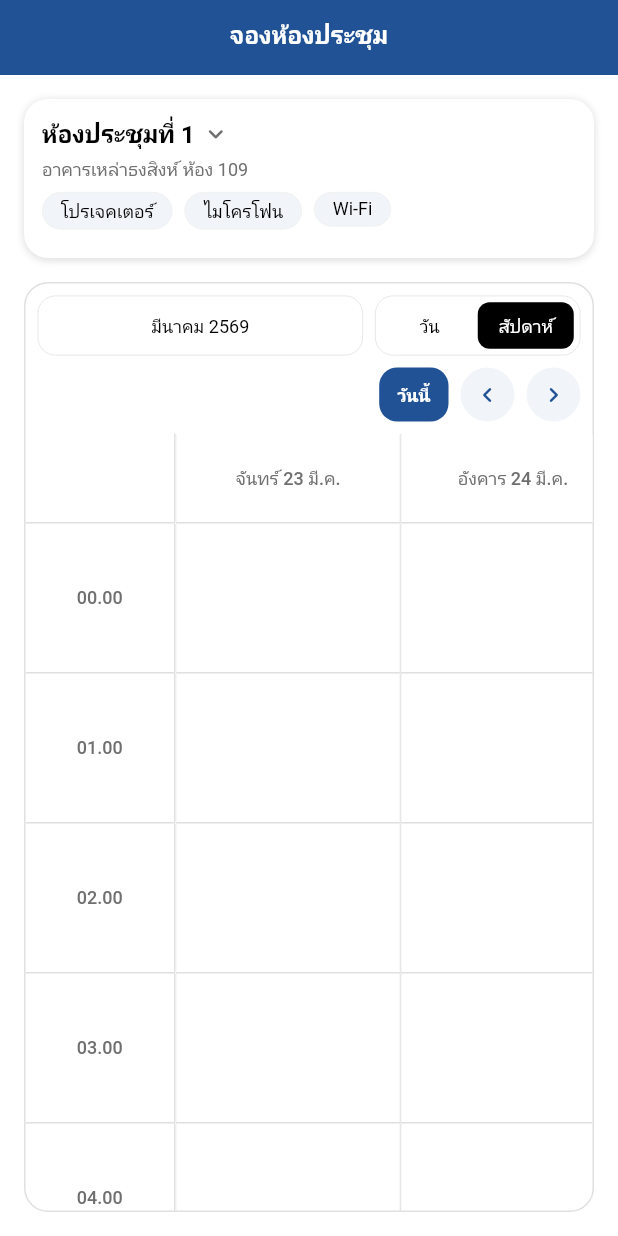
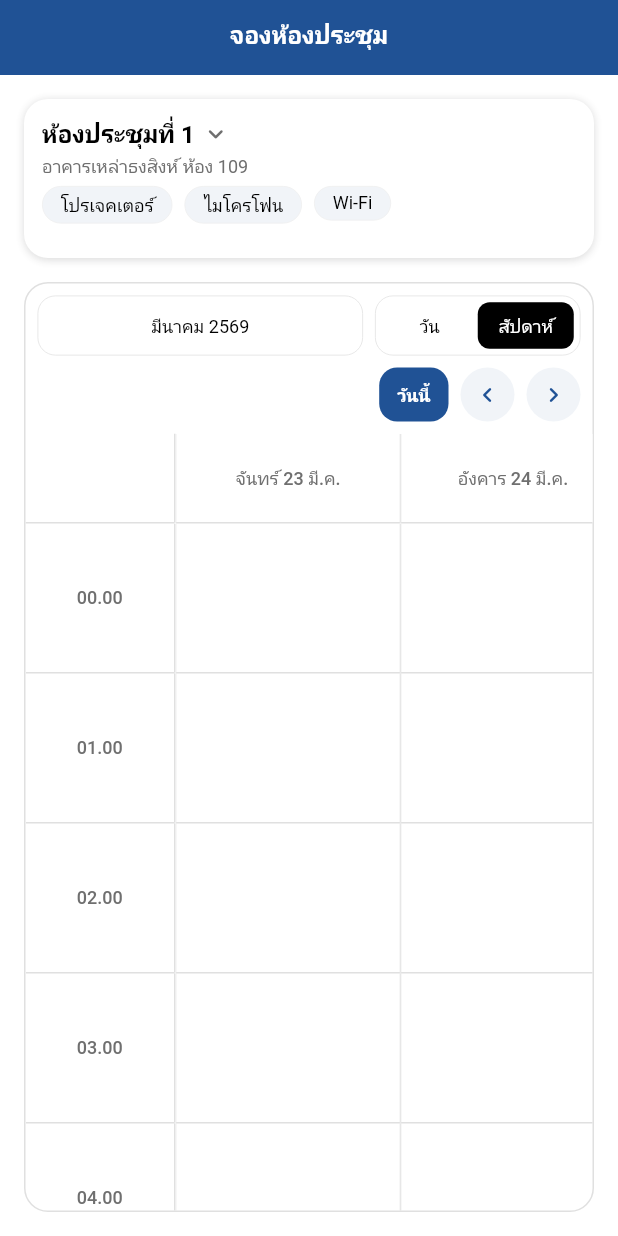
Before and after one commit to BMS-Life/meeting-schedule, a Flutter app: the screen it shows after launch, on a phone screen of 412 x 824 dp. Run offline on Flutter 3.47's test engine with Material 3 defaults, Android fonts, the phone set to English and light mode, and no system bars; our stand-ins replace animated_flip_counter, auto_size_text, dropdown_button2, equatable, file_picker, flutter_animate and 17 more; missing offline and left inert: aligned_tooltip, json_path, mime_type, motion, multiple_search_selection; Roboto replaces fonts that are missing (IBM Plex Sans Thai Looped).

Commit message:
Fix header overflow, room-specific booking data per filter
- Fix header overflow: ConstrainedBox(minHeight: 106) + reduce spacing
- Each room has unique booking data (different days, subjects, people)
- Room 1: Mon(3 bookings), Wed(1), Fri(1)
- Room 2: Tue(2 bookings), Thu(1), Fri(1)
- Switching rooms updates timetable data immediately

Co-Authored-By: Claude Opus 4.6 (1M context) <noreply@anthropic.com>

```diff
--- a/lib/room_booking/booking_detail/booking_detail_widget.dart
+++ b/lib/room_booking/booking_detail/booking_detail_widget.dart
@@ -211,73 +211,123 @@ class _BookingDetailWidgetState extends State<BookingDetailWidget> {
 
   // ─── Sample booking data (slot index = hour, 0=00:00, 8=08:00, etc.) ───
   List<Map<String, dynamic>> _getBookingsForDate(DateTime date) {
+    final roomIndex = _model.selectedRoomIndex;
+    final room = _currentRoom;
+    final roomName = room['name'] as String;
+    final roomLocation = room['location'] as String;
+
+    // Room 0: ห้องประชุมที่ 1
+    if (roomIndex == 0) {
       if (date.weekday == DateTime.monday) {
         return [
           {
-          'startSlot': 8,
-          'endSlot': 10,
-          'title': 'ห้องประชุมที่ 2',
-          'location': 'อาคารเหล่าธงสิงห์ ห้องอาหาร',
+            'startSlot': 8, 'endSlot': 10,
+            'title': roomName, 'location': roomLocation,
             'timeText': '08:00-10:00 น.',
-          'status': 'ended',
-          'statusText': 'การประชุมสิ้นสุดแล้ว',
+            'status': 'ended', 'statusText': 'การประชุมสิ้นสุดแล้ว',
             'subject': 'ประชุมวางแผนรายไตรมาส',
-          'booker': 'นายทดสอบ ทดสอบ',
-          'department': 'แผนกทรัพยากร',
-          'phone': '081-234-5678',
-          'attendeeCount': '15',
+            'booker': 'นายสมชาย ใจดี', 'department': 'แผนกทรัพยากร',
+            'phone': '081-234-5678', 'attendeeCount': '15',
             'note': 'เตรียมเอกสารรายงานผลไตรมาสก่อนหน้า',
           },
           {
-          'startSlot': 10,
-          'endSlot': 12,
-          'title': 'ห้องประชุมที่ 2',
-          'location': 'อาคารเหล่าธงสิงห์ ห้องอาหาร',
+            'startSlot': 10, 'endSlot': 12,
+            'title': roomName, 'location': roomLocation,
             'timeText': '10:00-12:00 น.',
-          'status': 'active',
-          'statusText': 'กำลังประชุม : แผนทบทวน Q2',
+            'status': 'active', 'statusText': 'กำลังประชุม : แผนทบทวน Q2',
             'subject': 'แผนทบทวน Q2',
-          'booker': 'นายทดสอบ ทดสอบ',
-          'department': 'แผนกการเงิน',
-          'phone': '089-876-5432',
-          'attendeeCount': '8',
-          'note': '',
+            'booker': 'นางสาวมณี ศรีสุข', 'department': 'แผนกการเงิน',
+            'phone': '089-876-5432', 'attendeeCount': '8', 'note': '',
           },
           {
-          'startSlot': 13,
-          'endSlot': 16,
-          'title': 'ห้องประชุมที่ 2',
-          'location': 'อาคารเหล่าธงสิงห์ ห้องอาหาร',
+            'startSlot': 13, 'endSlot': 16,
+            'title': roomName, 'location': roomLocation,
             'timeText': '13:00-16:00 น.',
-          'status': 'upcoming',
-          'statusText': 'รอถึงเวลาประชุม',
+            'status': 'upcoming', 'statusText': 'รอถึงเวลาประชุม',
             'subject': 'อบรมระบบจองห้องประชุม',
-          'booker': 'นายทดสอบ ทดสอบ',
-          'department': 'แผนก IT',
-          'phone': '062-345-6789',
-          'attendeeCount': '20',
+            'booker': 'นายวิชัย ธนกิจ', 'department': 'แผนก IT',
+            'phone': '062-345-6789', 'attendeeCount': '20',
             'note': 'ต้องการโปรเจคเตอร์และไมโครโฟน',
           },
         ];
       } else if (date.weekday == DateTime.wednesday) {
         return [
           {
-          'startSlot': 9,
-          'endSlot': 12,
-          'title': 'ห้องประชุมที่ 2',
-          'location': 'อาคารเหล่าธงสิงห์ ห้องอาหาร',
-          'timeText': '09:00-12:00 น.',
-          'status': 'upcoming',
-          'statusText': 'รอถึงเวลาประชุม',
-          'subject': 'Sprint Review',
-          'booker': 'นายทดสอบ ทดสอบ',
-          'department': 'แผนกพัฒนาธุรกิจ',
-          'phone': '091-111-2222',
-          'attendeeCount': '10',
-          'note': '',
+            'startSlot': 9, 'endSlot': 11,
+            'title': roomName, 'location': roomLocation,
+            'timeText': '09:00-11:00 น.',
+            'status': 'upcoming', 'statusText': 'รอถึงเวลาประชุม',
+            'subject': 'ประชุมทีม Dev',
+            'booker': 'นายสมชาย ใจดี', 'department': 'แผนก IT',
+            'phone': '081-234-5678', 'attendeeCount': '12', 'note': '',
           },
         ];
-    }
+      } else if (date.weekday == DateTime.friday) {
+        return [
+          {
+            'startSlot': 14, 'endSlot': 17,
+            'title': roomName, 'location': roomLocation,
+            'timeText': '14:00-17:00 น.',
+            'status': 'upcoming', 'statusText': 'รอถึงเวลาประชุม',
+            'subject': 'ประชุมสรุปงานประจำสัปดาห์',
+            'booker': 'นายสมชาย ใจดี', 'department': 'แผนก IT',
+            'phone': '081-234-5678', 'attendeeCount': '10', 'note': '',
+          },
+        ];
+      }
+    }
+
+    // Room 1: ห้องประชุมที่ 2
+    if (roomIndex == 1) {
+      if (date.weekday == DateTime.tuesday) {
+        return [
+          {
+            'startSlot': 9, 'endSlot': 12,
+            'title': roomName, 'location': roomLocation,
+            'timeText': '09:00-12:00 น.',
+            'status': 'active', 'statusText': 'กำลังประชุม : Sprint Review',
+            'subject': 'Sprint Review',
+            'booker': 'นางสาวสุภาพร นิลเขต', 'department': 'แผนกพัฒนาธุรกิจ',
+            'phone': '091-111-2222', 'attendeeCount': '10', 'note': '',
+          },
+          {
+            'startSlot': 13, 'endSlot': 15,
+            'title': roomName, 'location': roomLocation,
+            'timeText': '13:00-15:00 น.',
+            'status': 'upcoming', 'statusText': 'รอถึงเวลาประชุม',
+            'subject': 'ประชุมงบประมาณประจำเดือน',
+            'booker': 'นายนิธิ กมลวิจิตร', 'department': 'แผนกบัญชี',
+            'phone': '088-999-8888', 'attendeeCount': '6', 'note': '',
+          },
+        ];
+      } else if (date.weekday == DateTime.thursday) {
+        return [
+          {
+            'startSlot': 8, 'endSlot': 12,
+            'title': roomName, 'location': roomLocation,
+            'timeText': '08:00-12:00 น.',
+            'status': 'upcoming', 'statusText': 'รอถึงเวลาประชุม',
+            'subject': 'อบรมพนักงานใหม่',
+            'booker': 'นางสมหญิง ใจงาม', 'department': 'แผนก HR',
+            'phone': '085-555-6666', 'attendeeCount': '25',
+            'note': 'เตรียมอาหารกลางวัน',
+          },
+        ];
+      } else if (date.weekday == DateTime.friday) {
+        return [
+          {
+            'startSlot': 10, 'endSlot': 12,
+            'title': roomName, 'location': roomLocation,
+            'timeText': '10:00-12:00 น.',
+            'status': 'upcoming', 'statusText': 'รอถึงเวลาประชุม',
+            'subject': 'Workshop ทีม Design',
+            'booker': 'นางสาวพิมพ์ลภัส จันทร์ดี', 'department': 'แผนก UX/UI',
+            'phone': '063-777-8888', 'attendeeCount': '8', 'note': '',
+          },
+        ];
+      }
+    }
+
     return [];
   }
 
@@ -490,7 +540,8 @@ class _BookingDetailWidgetState extends State<BookingDetailWidget> {
       ),
       child: ClipRRect(
         borderRadius: BorderRadius.circular(16.0),
-        child: IntrinsicHeight(
+        child: ConstrainedBox(
+          constraints: BoxConstraints(minHeight: 106.0),
           child: Stack(
             children: [
               // Text content
@@ -534,21 +585,21 @@ class _BookingDetailWidgetState extends State<BookingDetailWidget> {
                         ),
                       ],
                     ),
-                    SizedBox(height: 4.0),
+                    SizedBox(height: 2.0),
                     Text(
                       room['location'] as String,
                       style: FlutterFlowTheme.of(context)
-                          .bodySmall
+                          .labelSmall
                           .override(
                             fontFamily: FlutterFlowTheme.of(context)
-                                .bodySmallFamily,
+                                .labelSmallFamily,
                             color: FlutterFlowTheme.of(context).secondaryText,
                             letterSpacing: 0.0,
                             useGoogleFonts: !FlutterFlowTheme.of(context)
-                                .bodySmallIsCustom,
-                          ),
-                    ),
-                    SizedBox(height: 8.0),
+                                .labelSmallIsCustom,
+                          ),
+                    ),
+                    SizedBox(height: 6.0),
                     // Equipment tags
                     Wrap(
                       spacing: 8.0,
```
Lines whose indentation alone changed are shown as unchanged.
